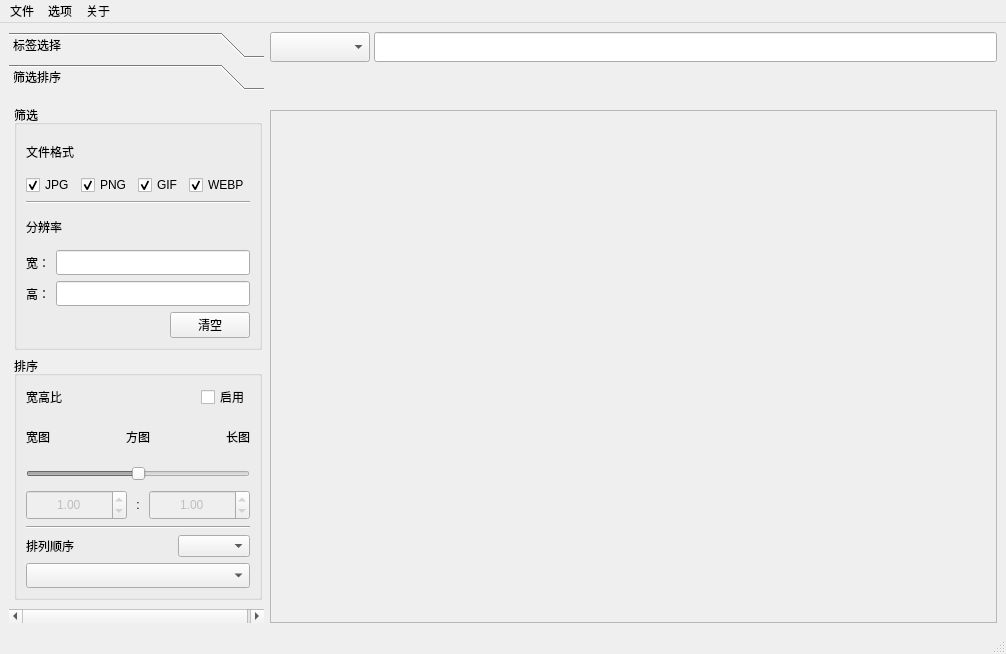
This is src/ui/main_window.ui in R4nd5tr/waifu_gallery as Qt 5 draws it before an edit. The edited form follows.
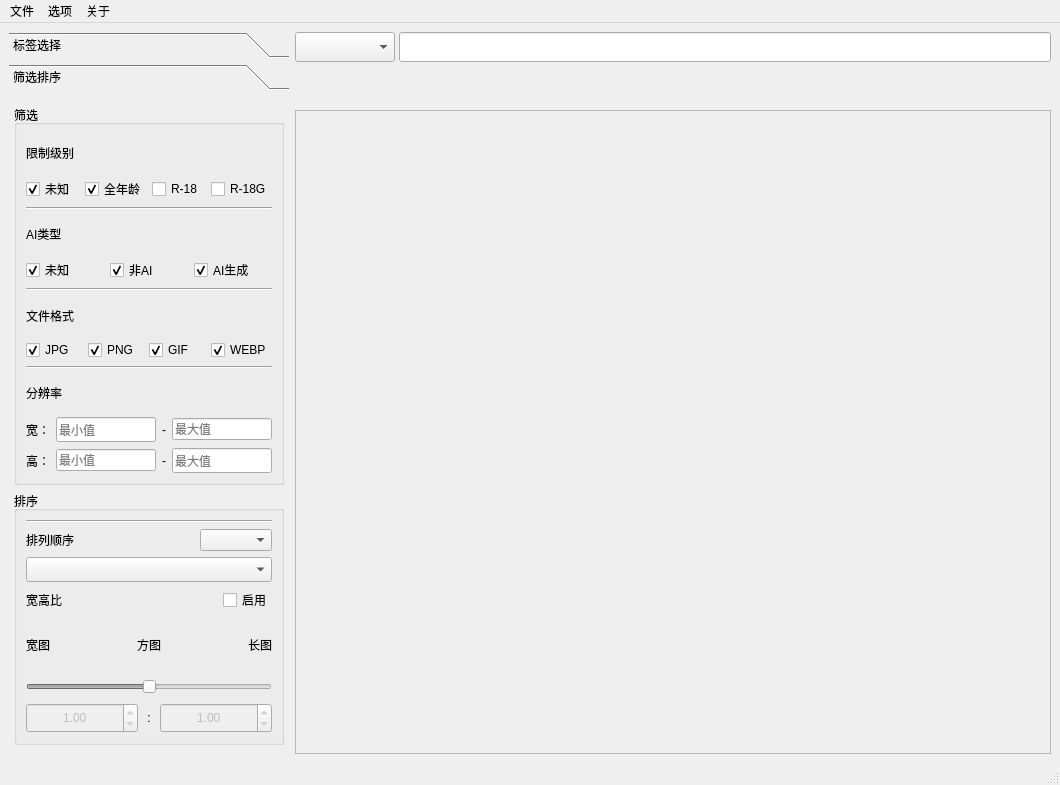
This is the edited form. The open tabs and pages were chosen to show the change. Icons and pictures are not drawn.

Diff of the .ui file:
```diff
--- a/src/ui/main_window.ui
+++ b/src/ui/main_window.ui
@@ -9,8 +9,8 @@
    <rect>
     <x>0</x>
     <y>0</y>
-    <width>1006</width>
-    <height>654</height>
+    <width>1060</width>
+    <height>785</height>
    </rect>
   </property>
   <property name="windowTitle">
@@ -26,7 +26,7 @@
      <widget class="QToolBox" name="filterToolBox">
       <property name="maximumSize">
        <size>
-        <width>255</width>
+        <width>280</width>
         <height>16777215</height>
        </size>
       </property>
@@ -179,14 +179,14 @@
         <rect>
          <x>0</x>
          <y>0</y>
-         <width>255</width>
-         <height>523</height>
+         <width>280</width>
+         <height>654</height>
         </rect>
        </property>
        <attribute name="label">
         <string>筛选排序</string>
        </attribute>
-       <layout class="QVBoxLayout" name="verticalLayout_5" stretch="1,1">
+       <layout class="QVBoxLayout" name="verticalLayout_5" stretch="3,2">
         <property name="leftMargin">
          <number>5</number>
         </property>
@@ -199,6 +199,140 @@
            <string>筛选</string>
           </property>
           <layout class="QVBoxLayout" name="verticalLayout_6">
+           <item>
+            <layout class="QHBoxLayout" name="horizontalLayout_13">
+             <item>
+              <widget class="QLabel" name="label_11">
+               <property name="text">
+                <string>限制级别</string>
+               </property>
+              </widget>
+             </item>
+             <item>
+              <spacer name="horizontalSpacer_6">
+               <property name="orientation">
+                <enum>Qt::Orientation::Horizontal</enum>
+               </property>
+               <property name="sizeHint" stdset="0">
+                <size>
+                 <width>40</width>
+                 <height>20</height>
+                </size>
+               </property>
+              </spacer>
+             </item>
+            </layout>
+           </item>
+           <item>
+            <layout class="QHBoxLayout" name="horizontalLayout_14">
+             <item>
+              <widget class="QCheckBox" name="unknowRestrictCheckBox">
+               <property name="text">
+                <string>未知</string>
+               </property>
+               <property name="checked">
+                <bool>true</bool>
+               </property>
+              </widget>
+             </item>
+             <item>
+              <widget class="QCheckBox" name="allAgeCheckBox">
+               <property name="text">
+                <string>全年龄</string>
+               </property>
+               <property name="checked">
+                <bool>true</bool>
+               </property>
+              </widget>
+             </item>
+             <item>
+              <widget class="QCheckBox" name="r18CheckBox">
+               <property name="text">
+                <string>R-18</string>
+               </property>
+              </widget>
+             </item>
+             <item>
+              <widget class="QCheckBox" name="r18gCheckBox">
+               <property name="text">
+                <string>R-18G</string>
+               </property>
+              </widget>
+             </item>
+            </layout>
+           </item>
+           <item>
+            <widget class="Line" name="line_4">
+             <property name="orientation">
+              <enum>Qt::Orientation::Horizontal</enum>
+             </property>
+            </widget>
+           </item>
+           <item>
+            <layout class="QHBoxLayout" name="horizontalLayout_15">
+             <item>
+              <widget class="QLabel" name="label_12">
+               <property name="text">
+                <string>AI类型</string>
+               </property>
+              </widget>
+             </item>
+             <item>
+              <spacer name="horizontalSpacer_3">
+               <property name="orientation">
+                <enum>Qt::Orientation::Horizontal</enum>
+               </property>
+               <property name="sizeHint" stdset="0">
+                <size>
+                 <width>40</width>
+                 <height>20</height>
+                </size>
+               </property>
+              </spacer>
+             </item>
+            </layout>
+           </item>
+           <item>
+            <layout class="QHBoxLayout" name="horizontalLayout_16">
+             <item>
+              <widget class="QCheckBox" name="unknowAICheckBox">
+               <property name="text">
+                <string>未知</string>
+               </property>
+               <property name="checked">
+                <bool>true</bool>
+               </property>
+              </widget>
+             </item>
+             <item>
+              <widget class="QCheckBox" name="noAICheckBox">
+               <property name="text">
+                <string>非AI</string>
+               </property>
+               <property name="checked">
+                <bool>true</bool>
+               </property>
+              </widget>
+             </item>
+             <item>
+              <widget class="QCheckBox" name="aiCheckBox">
+               <property name="text">
+                <string>AI生成</string>
+               </property>
+               <property name="checked">
+                <bool>true</bool>
+               </property>
+              </widget>
+             </item>
+            </layout>
+           </item>
+           <item>
+            <widget class="Line" name="line">
+             <property name="orientation">
+              <enum>Qt::Orientation::Horizontal</enum>
+             </property>
+            </widget>
+           </item>
            <item>
             <layout class="QHBoxLayout" name="horizontalLayout_2">
              <item>
@@ -268,7 +402,7 @@
             </layout>
            </item>
            <item>
-            <widget class="Line" name="line">
+            <widget class="Line" name="line_3">
              <property name="orientation">
               <enum>Qt::Orientation::Horizontal</enum>
              </property>
@@ -314,6 +448,23 @@
                  <width>0</width>
                  <height>25</height>
                 </size>
+               </property>
+               <property name="placeholderText">
+                <string>最小值</string>
+               </property>
+              </widget>
+             </item>
+             <item>
+              <widget class="QLabel" name="label_13">
+               <property name="text">
+                <string>-</string>
+               </property>
+              </widget>
+             </item>
+             <item>
+              <widget class="QLineEdit" name="maxWidthEdit">
+               <property name="placeholderText">
+                <string>最大值</string>
                </property>
               </widget>
              </item>
@@ -335,36 +486,29 @@
               </widget>
              </item>
              <item>
-              <widget class="QLineEdit" name="resolutionHeightEdit">
+              <widget class="QLineEdit" name="minHeightEdit">
+               <property name="placeholderText">
+                <string>最小值</string>
+               </property>
+              </widget>
+             </item>
+             <item>
+              <widget class="QLabel" name="label_14">
+               <property name="text">
+                <string>-</string>
+               </property>
+              </widget>
+             </item>
+             <item>
+              <widget class="QLineEdit" name="maxHeightEdit">
                <property name="minimumSize">
                 <size>
                  <width>0</width>
                  <height>25</height>
                 </size>
                </property>
-              </widget>
-             </item>
-            </layout>
-           </item>
-           <item>
-            <layout class="QHBoxLayout" name="horizontalLayout_10">
-             <item>
-              <spacer name="horizontalSpacer_3">
-               <property name="orientation">
-                <enum>Qt::Orientation::Horizontal</enum>
-               </property>
-               <property name="sizeHint" stdset="0">
-                <size>
-                 <width>40</width>
-                 <height>20</height>
-                </size>
-               </property>
-              </spacer>
-             </item>
-             <item>
-              <widget class="QPushButton" name="clearResolutionPushButton">
-               <property name="text">
-                <string>清空</string>
+               <property name="placeholderText">
+                <string>最大值</string>
                </property>
               </widget>
              </item>
@@ -379,6 +523,56 @@
            <string>排序</string>
           </property>
           <layout class="QVBoxLayout" name="verticalLayout_7">
+           <item>
+            <widget class="Line" name="line_2">
+             <property name="orientation">
+              <enum>Qt::Orientation::Horizontal</enum>
+             </property>
+            </widget>
+           </item>
+           <item>
+            <layout class="QHBoxLayout" name="horizontalLayout_12">
+             <item>
+              <widget class="QLabel" name="label_6">
+               <property name="text">
+                <string>排列顺序</string>
+               </property>
+              </widget>
+             </item>
+             <item>
+              <spacer name="horizontalSpacer_5">
+               <property name="orientation">
+                <enum>Qt::Orientation::Horizontal</enum>
+               </property>
+               <property name="sizeHint" stdset="0">
+                <size>
+                 <width>40</width>
+                 <height>20</height>
+                </size>
+               </property>
+              </spacer>
+             </item>
+             <item>
+              <widget class="QComboBox" name="orderComboBox"/>
+             </item>
+            </layout>
+           </item>
+           <item>
+            <widget class="QComboBox" name="sortComboBox">
+             <property name="minimumSize">
+              <size>
+               <width>0</width>
+               <height>25</height>
+              </size>
+             </property>
+             <property name="currentText">
+              <string/>
+             </property>
+             <property name="currentIndex">
+              <number>-1</number>
+             </property>
+            </widget>
+           </item>
            <item>
             <layout class="QHBoxLayout" name="horizontalLayout_11">
              <item>
@@ -596,56 +790,6 @@
              </item>
             </layout>
            </item>
-           <item>
-            <widget class="Line" name="line_2">
-             <property name="orientation">
-              <enum>Qt::Orientation::Horizontal</enum>
-             </property>
-            </widget>
-           </item>
-           <item>
-            <layout class="QHBoxLayout" name="horizontalLayout_12">
-             <item>
-              <widget class="QLabel" name="label_6">
-               <property name="text">
-                <string>排列顺序</string>
-               </property>
-              </widget>
-             </item>
-             <item>
-              <spacer name="horizontalSpacer_5">
-               <property name="orientation">
-                <enum>Qt::Orientation::Horizontal</enum>
-               </property>
-               <property name="sizeHint" stdset="0">
-                <size>
-                 <width>40</width>
-                 <height>20</height>
-                </size>
-               </property>
-              </spacer>
-             </item>
-             <item>
-              <widget class="QComboBox" name="orderComboBox"/>
-             </item>
-            </layout>
-           </item>
-           <item>
-            <widget class="QComboBox" name="sortComboBox">
-             <property name="minimumSize">
-              <size>
-               <width>0</width>
-               <height>25</height>
-              </size>
-             </property>
-             <property name="currentText">
-              <string/>
-             </property>
-             <property name="currentIndex">
-              <number>-1</number>
-             </property>
-            </widget>
-           </item>
           </layout>
          </widget>
         </item>
@@ -760,7 +904,7 @@
           <rect>
            <x>0</x>
            <y>0</y>
-           <width>725</width>
+           <width>754</width>
            <height>40</height>
           </rect>
          </property>
@@ -797,8 +941,8 @@
           <rect>
            <x>0</x>
            <y>0</y>
-           <width>723</width>
-           <height>501</height>
+           <width>752</width>
+           <height>632</height>
           </rect>
          </property>
          <property name="sizePolicy">
@@ -821,7 +965,7 @@
     <rect>
      <x>0</x>
      <y>0</y>
-     <width>1006</width>
+     <width>1060</width>
      <height>33</height>
     </rect>
    </property>
```
Left out of the diff: 23 changed lines with no effect on the pictures.
